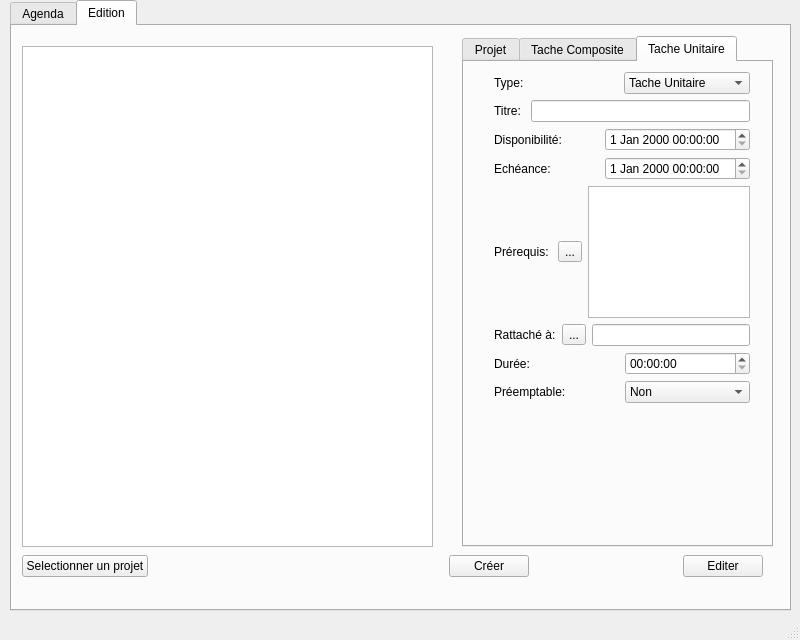
Before: the Qt Designer form mainwindow.ui in TamtamHero/LO21, drawn with Qt 5.
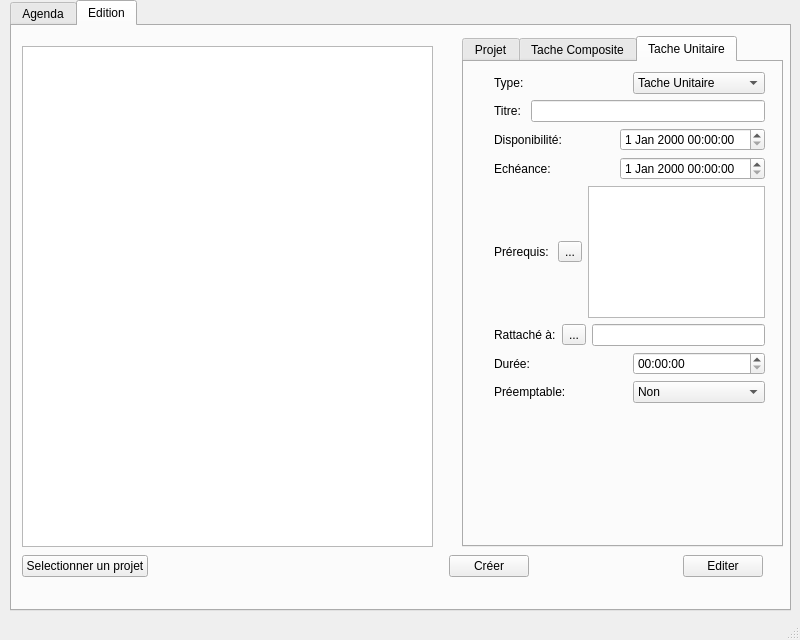
After: the same form once the commit is applied. The open tabs and pages were chosen to show the change.

Commit message: Pursuit of task selection for editing.

What changed in the file:
```diff
--- a/mainwindow.ui
+++ b/mainwindow.ui
@@ -419,7 +419,7 @@
        <rect>
         <x>450</x>
         <y>10</y>
-        <width>311</width>
+        <width>321</width>
         <height>511</height>
        </rect>
       </property>
@@ -663,7 +663,7 @@
          <rect>
           <x>30</x>
           <y>10</y>
-          <width>256</width>
+          <width>271</width>
           <height>331</height>
          </rect>
         </property>
@@ -757,11 +757,7 @@
             </widget>
            </item>
            <item>
-            <widget class="QTextEdit" name="textEdit_uniqueTask_prerequisite">
-             <property name="readOnly">
-              <bool>true</bool>
-             </property>
-            </widget>
+            <widget class="QListView" name="listView_uniqueTask_prerequisite"/>
            </item>
           </layout>
          </item>
```
Left out of the diff: 6 changed lines with no effect on the pictures. The commit also changes 9 other files.
